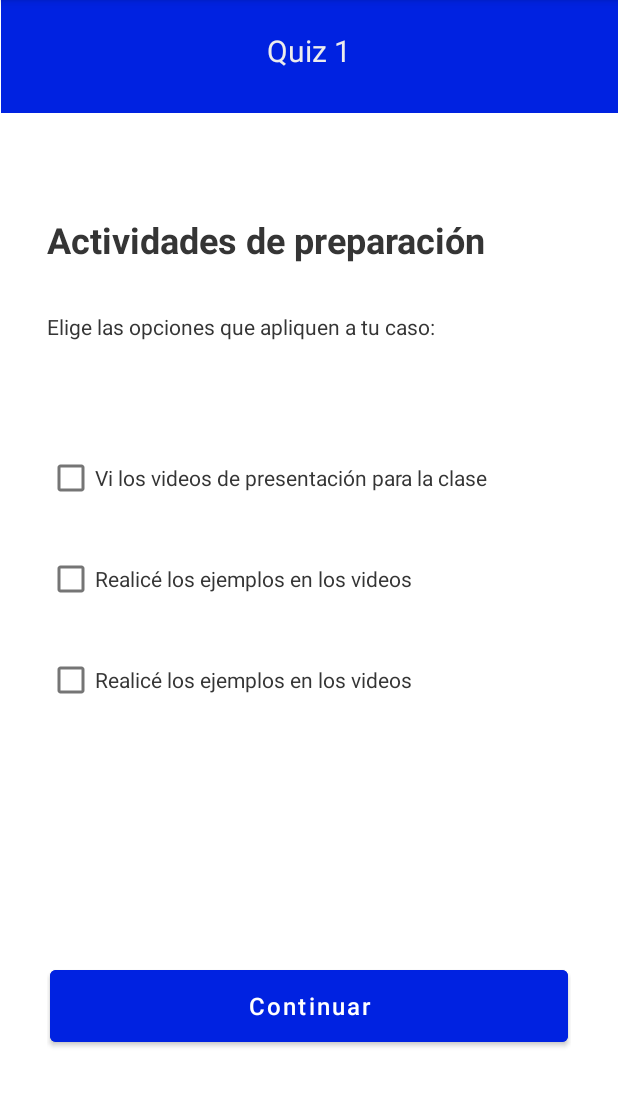
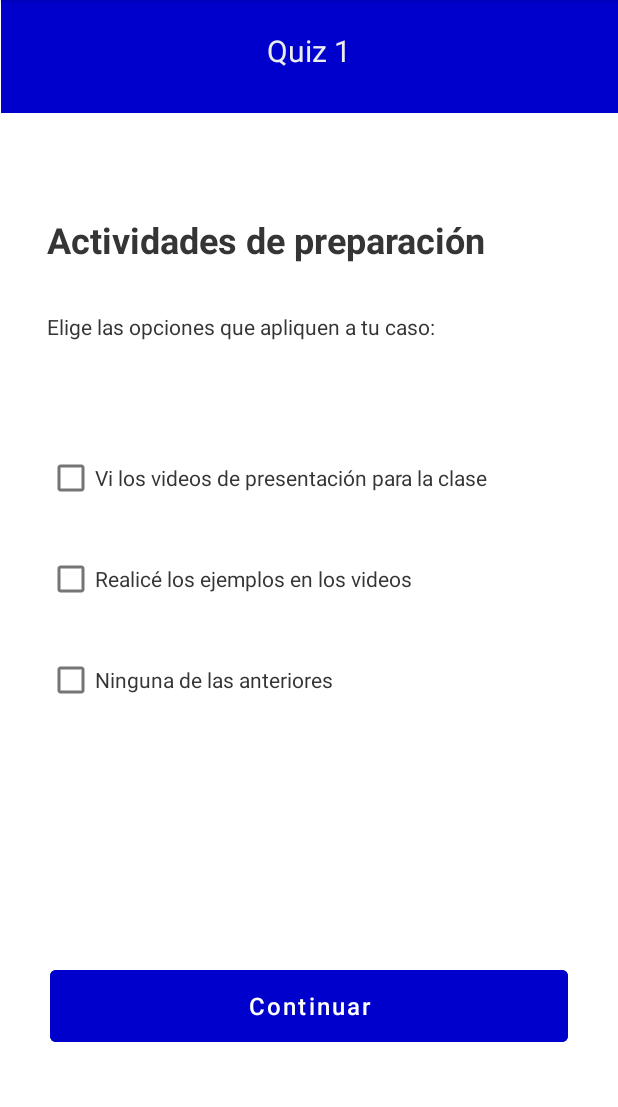
Before and after one commit to Brand2899/Quiz1_Ecosistemas_AlejandroBrand, an Android app: the PageOne screen opened directly, with no data from a screen before it, on a phone screen of 412 x 824 dp, the part 84-1191 px from its top. Run offline under Robolectric (Android 15) with nearby library versions, the phone set to English and light mode, and no system bars; 2 statements that could not run were skipped.

Commit message:
registro y calculo de valor se registran hasta pagina 1

```diff
--- a/app/src/main/java/com/example/quiz1ecosistemas/PageOne.java
+++ b/app/src/main/java/com/example/quiz1ecosistemas/PageOne.java
@@ -1,17 +1,107 @@
 package com.example.quiz1ecosistemas;
 
 import androidx.appcompat.app.AppCompatActivity;
+import androidx.constraintlayout.widget.ConstraintLayout;
 
+import android.content.Intent;
 import android.os.Bundle;
+import android.widget.Button;
+import android.widget.CheckBox;
 import android.widget.TextView;
+import android.widget.Toast;
 
 public class PageOne extends AppCompatActivity {
 
     private TextView txtHead2;
+    private TextView txtTitle1;
+    private TextView txtSubTitle1;
+
+    private ConstraintLayout container_big2;
+
+    private CheckBox checkBox1;
+    private CheckBox checkBox2;
+    private CheckBox checkBox3;
+
+    private Button bnContinue1;
+
+    private int score;
+
+    private String name;
+    private String code;
 
     @Override
     protected void onCreate(Bundle savedInstanceState) {
         super.onCreate(savedInstanceState);
         setContentView(R.layout.activity_page_one);
+
+        txtHead2 = findViewById(R.id.txtHead2);
+        txtTitle1 = findViewById(R.id.txtTitle1);
+        txtSubTitle1 = findViewById(R.id.txtSubTitle1);
+
+        container_big2 = findViewById(R.id.container_big2);
+
+        checkBox1 = findViewById(R.id.checkBox1);
+        checkBox2 = findViewById(R.id.checkBox2);
+        checkBox3 = findViewById(R.id.checkBox3);
+
+        bnContinue1 = findViewById(R.id.bnContinue1);
+        blockButton();
+
+        name = getIntent().getExtras().getString("name");
+        code = getIntent().getExtras().getString("code");
+
+        score = 0;
+
+        bnContinue1.setOnClickListener(
+                (v) -> {
+                    calcScore();
+                    Intent i = new Intent(this, PageTwo.class);
+                    i.putExtra("name", name);
+                    i.putExtra("code", code);
+                    i.putExtra("score", score);
+                    Toast.makeText(this, name, Toast.LENGTH_SHORT).show();
+                    Toast.makeText(this, code, Toast.LENGTH_SHORT).show();
+                    Toast.makeText(this, "" + score, Toast.LENGTH_SHORT).show();
+                    startActivity(i);
+                }
+        );
+
+    }
+
+    public void blockButton(){
+        bnContinue1.setEnabled(false);
+
+        new Thread(
+                () -> {
+                    while(true){
+                        try {
+                            Thread.sleep(1000);
+                        } catch (InterruptedException e) {
+                            e.printStackTrace();
+                        }
+
+                        if(checkBox1.isChecked() || checkBox2.isChecked() || checkBox3.isChecked()){
+                            runOnUiThread(
+                                    () ->{
+                                        bnContinue1.setEnabled(true);
+
+                                    }
+                            );
+                        }
+                    }
+                }
+        ).start();
+    }
+
+    public void calcScore(){
+        if(checkBox1.isChecked()){
+            score += 1;
+        }
+        if(checkBox2.isChecked()){
+            score += 3;
+        }
+        if(checkBox3.isChecked()){
+            score += 0;
+        }
     }
 }
--- a/app/src/main/res/layout/activity_main.xml
+++ b/app/src/main/res/layout/activity_main.xml
@@ -4,14 +4,14 @@
     xmlns:tools="http://schemas.android.com/tools"
     android:layout_width="match_parent"
     android:layout_height="match_parent"
-    android:background="#ECECEC"
+    android:background="#FFFFFF"
     tools:context=".MainActivity">
 
     <TextView
         android:id="@+id/txtHead"
         android:layout_width="411dp"
         android:layout_height="75dp"
-        android:background="#0022E1"
+        android:background="#0000cd"
         android:padding="20dp"
         android:text="Quiz 1"
         android:textAlignment="center"
@@ -45,7 +45,7 @@
             android:id="@+id/bnContinue"
             android:layout_width="345dp"
             android:layout_height="60dp"
-            android:backgroundTint="#0022E1"
+            android:backgroundTint="#0000cd"
             android:text="Registrar"
             android:textAllCaps="false"
             android:textColor="#FFFFFF"
--- a/app/src/main/res/layout/activity_new_register.xml
+++ b/app/src/main/res/layout/activity_new_register.xml
@@ -31,7 +31,7 @@
             android:id="@+id/bnContinue"
             android:layout_width="345dp"
             android:layout_height="60dp"
-            android:backgroundTint="#0022E1"
+            android:backgroundTint="#0000cd"
             android:text="Continuar"
             android:textAllCaps="false"
             android:textColor="#FFFFFF"
@@ -88,7 +88,7 @@
         android:id="@+id/txtHead1"
         android:layout_width="411dp"
         android:layout_height="75dp"
-        android:background="#0022E1"
+        android:background="#0000cd"
         android:padding="20dp"
         android:text="Quiz 1"
         android:textAlignment="center"
--- a/app/src/main/res/layout/activity_page_one.xml
+++ b/app/src/main/res/layout/activity_page_one.xml
@@ -65,7 +65,7 @@
             android:layout_height="wrap_content"
             android:layout_marginTop="16dp"
             android:layout_marginBottom="160dp"
-            android:text="Realicé los ejemplos en los videos"
+            android:text="Ninguna de las anteriores"
             android:textColor="#353535"
             app:layout_constraintBottom_toTopOf="@+id/bnContinue1"
             app:layout_constraintStart_toStartOf="parent"
@@ -75,7 +75,7 @@
             android:id="@+id/bnContinue1"
             android:layout_width="345dp"
             android:layout_height="60dp"
-            android:backgroundTint="#0022E1"
+            android:backgroundTint="#0000cd"
             android:text="Continuar"
             android:textAllCaps="false"
             android:textColor="#FFFFFF"
@@ -90,7 +90,7 @@
         android:id="@+id/txtHead2"
         android:layout_width="411dp"
         android:layout_height="75dp"
-        android:background="#0022E1"
+        android:background="#0000cd"
         android:padding="20dp"
         android:text="Quiz 1"
         android:textAlignment="center"
--- a/app/src/main/res/layout/activity_page_two.xml
+++ b/app/src/main/res/layout/activity_page_two.xml
@@ -4,6 +4,7 @@
     xmlns:tools="http://schemas.android.com/tools"
     android:layout_width="match_parent"
     android:layout_height="match_parent"
+    android:background="#FFFFFF"
     tools:context=".PageTwo">
 
     <androidx.constraintlayout.widget.ConstraintLayout
@@ -30,7 +31,7 @@
             android:id="@+id/bnEnd"
             android:layout_width="345dp"
             android:layout_height="60dp"
-            android:backgroundTint="#0022E1"
+            android:backgroundTint="#0000cd"
             android:text="Finalizar"
             android:textAllCaps="false"
             android:textColor="#FFFFFF"
@@ -90,7 +91,7 @@
         android:id="@+id/txtHead3"
         android:layout_width="411dp"
         android:layout_height="75dp"
-        android:background="#0022E1"
+        android:background="#0000cd"
         android:padding="20dp"
         android:text="Quiz 1"
         android:textAlignment="center"
```
Also changed, not shown: app/src/main/java/com/example/quiz1ecosistemas/NewRegister.java (+10 -0 lines).
